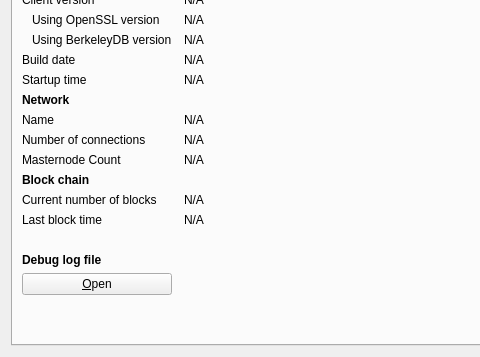
First picture: the form in src/qt/forms/rpcconsole.ui, repository thelonecrouton/bitcredit, before the edit; both pictures show x 0 to 480 and y 93 to 450 of the 740 by 450 pixel window.
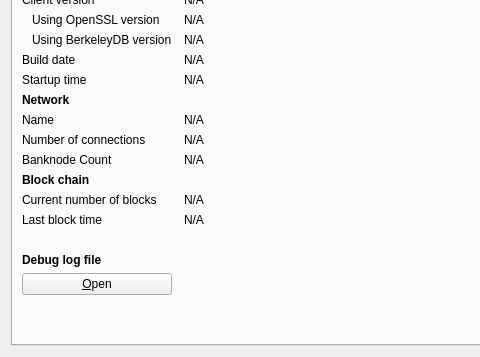
Second picture: the form after the edit. Icons and pictures are not drawn. Custom widgets are drawn as their Qt base class.

What changed in the file:
```diff
--- a/src/qt/forms/rpcconsole.ui
+++ b/src/qt/forms/rpcconsole.ui
@@ -357,7 +357,7 @@
        <item row="10" column="0">
         <widget class="QLabel" name="label_25">
          <property name="text">
-          <string>Masternode Count</string>
+          <string>Banknode Count</string>
          </property>
         </widget>
        </item>
```
Left out of the diff: 2 changed lines with no effect on the pictures.
